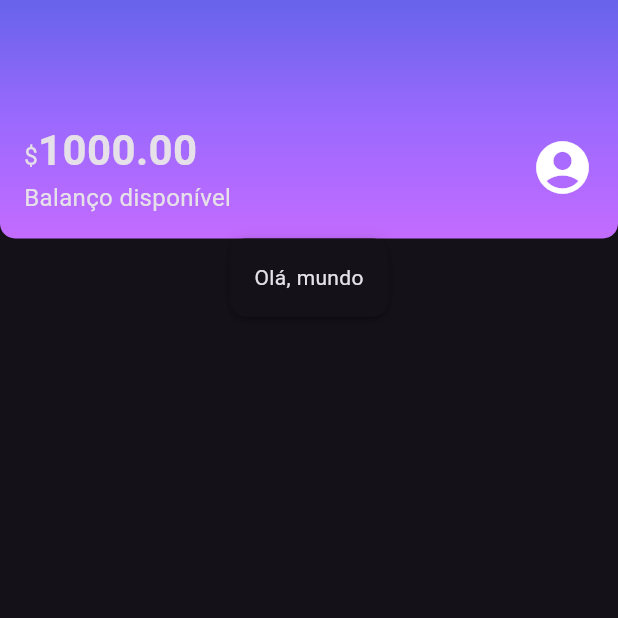
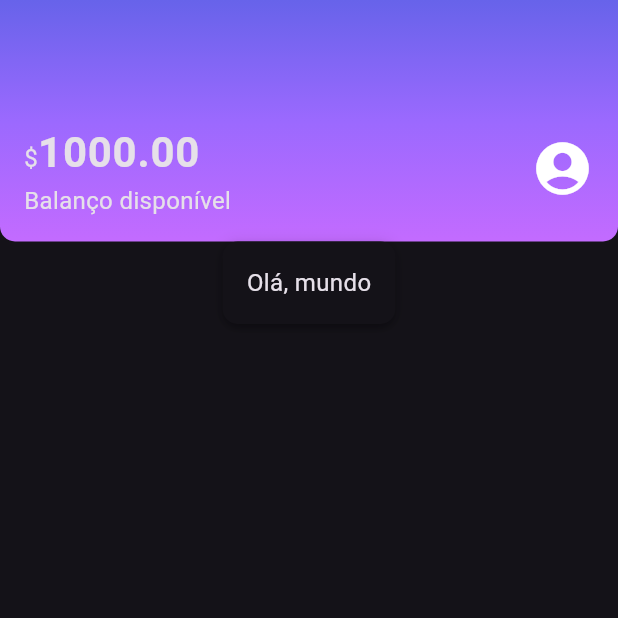
Before and after one commit to leobuck/alura-flutter, a Flutter app: the screen it shows after launch, on a phone screen of 412 x 824 dp, the top half of it. Run offline on Flutter 3.47's test engine with Material 3 defaults, Android fonts, the phone set to English and light mode, and no system bars.

Commit message:
Adaptando o projeto para o tema

```diff
--- a/alubank/lib/components/sections/header.dart
+++ b/alubank/lib/components/sections/header.dart
@@ -28,19 +28,15 @@ class Header extends StatelessWidget {
                 Text.rich(
                   TextSpan(
                     text: '\$',
-                    style: TextStyle(fontSize: 16),
                     children: <TextSpan>[
                       TextSpan(
-                        text: '1000.00',
-                        style: TextStyle(
-                            fontSize: 28, fontWeight: FontWeight.bold),
-                      ),
+                          text: '1000.00',
+                          style: Theme.of(context).textTheme.bodyLarge),
                     ],
                   ),
                 ),
                 Text(
                   'Balanço disponível',
-                  style: TextStyle(fontSize: 16),
                 ),
               ],
             ),
--- a/alubank/lib/themes/my_theme.dart
+++ b/alubank/lib/themes/my_theme.dart
@@ -5,4 +5,13 @@ ThemeData MyTheme = ThemeData(
   primarySwatch: ThemeColors.primaryColor,
   primaryColor: ThemeColors.primaryColor,
   brightness: Brightness.dark,
+  textTheme: TextTheme(
+    bodyMedium: TextStyle(
+      fontSize: 16,
+    ),
+    bodyLarge: TextStyle(
+      fontSize: 28,
+      fontWeight: FontWeight.bold,
+    ),
+  ),
 );
```
